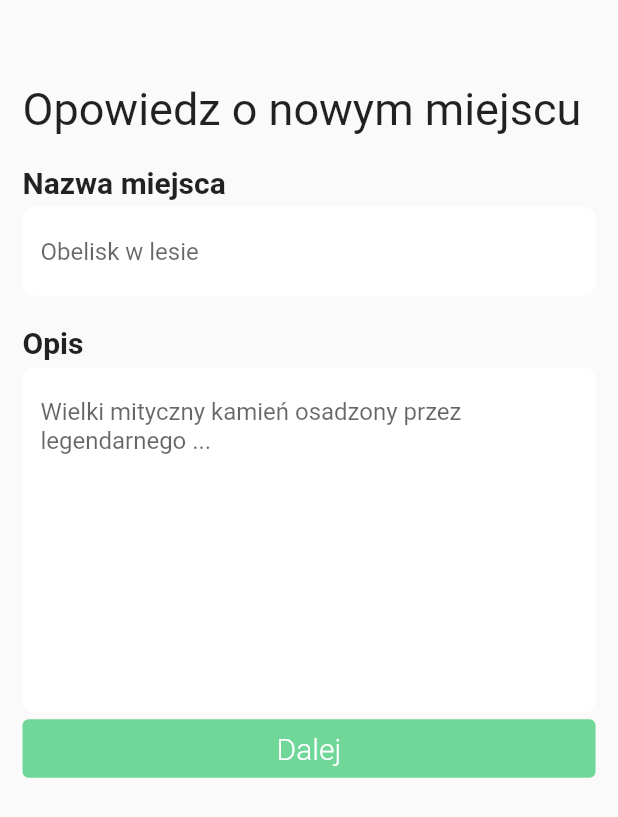
After one commit to kczereczon/ml_ai_tripplanner_flutter_frontend, a Flutter app: the NewPlace screen opened by its route, on a phone screen of 412 x 824 dp. The commit adds this screen. Shown: the top 817 px of the screen. Run offline on Flutter 3.47's test engine with Material 2 defaults, Android fonts, the phone set to English and light mode, and no system bars; our stand-ins replace flutter_dotenv, flutter_secure_storage, geolocator, progress_dialog; missing offline and left inert: dart:ffi, mapbox_gl, mapbox_gl_platform_interface; accounts and stored records are empty.

Commit message:
starting workoing on adding new place

```diff
--- /dev/null
+++ b/lib/screens/places/new.dart
@@ -0,0 +1,260 @@
+import 'dart:convert';
+import 'dart:math';
+
+import 'package:flutter/material.dart';
+import 'package:flutter_dotenv/flutter_dotenv.dart';
+import 'package:geolocator/geolocator.dart';
+import 'package:http/http.dart';
+import 'package:laira/utils/constant.dart';
+import 'package:laira/utils/uses-api.dart';
+import 'package:mapbox_gl/mapbox_gl.dart';
+
+class NewPlace extends StatefulWidget {
+  const NewPlace({Key? key}) : super(key: key);
+
+  @override
+  _NewPlaceState createState() => _NewPlaceState();
+}
+
+class _NewPlaceState extends State<NewPlace> {
+  String name = "";
+  String street = "";
+  String postCode = "";
+  String city = "";
+  String country = "";
+  String state = "";
+
+  final String? token = dotenv.env['MAPBOX_API_KEY'];
+  final String style = 'mapbox://styles/mapbox/streets-v11';
+
+  MapboxMapController? controller = null;
+
+  set lat(double lat) {}
+
+  @override
+  Widget build(BuildContext context) {
+    final PageController controller = PageController(initialPage: 0);
+    return Scaffold(
+        body: PageView(
+      physics: NeverScrollableScrollPhysics(),
+      scrollDirection: Axis.horizontal,
+      controller: controller,
+      children: <Widget>[
+        Padding(
+          padding: const EdgeInsets.all(MARGIN_HOME_LAYOUT),
+          child: Column(
+            crossAxisAlignment: CrossAxisAlignment.start,
+            children: [
+              SizedBox(
+                height: 40,
+              ),
+              Text(
+                "Opowiedz o nowym miejscu",
+                style: TextStyle(fontSize: 30),
+              ),
+              SizedBox(
+                height: 20,
+              ),
+              Text("Nazwa miejsca",
+                  style: TextStyle(fontSize: 20, fontWeight: FontWeight.bold)),
+              SizedBox(
+                height: 5,
+              ),
+              TextField(
+                onChanged: (name) => this.name = name,
+                decoration: InputDecoration(
+                  filled: true,
+                  fillColor: Colors.white,
+                  hintText: "Obelisk w lesie",
+                  border: OutlineInputBorder(
+                    borderRadius: BorderRadius.circular(8),
+                    borderSide: BorderSide(
+                      width: 0,
+                      style: BorderStyle.none,
+                    ),
+                  ),
+                ),
+              ),
+              SizedBox(
+                height: 20,
+              ),
+              Text("Opis",
+                  style: TextStyle(fontSize: 20, fontWeight: FontWeight.bold)),
+              SizedBox(
+                height: 5,
+              ),
+              TextField(
+                onChanged: (name) => this.name = name,
+                maxLines: 10,
+                decoration: InputDecoration(
+                  filled: true,
+                  fillColor: Colors.white,
+                  hintText:
+                      "Wielki mityczny kamień osadzony przez legendarnego ...",
+                  border: OutlineInputBorder(
+                    borderRadius: BorderRadius.circular(8),
+                    borderSide: BorderSide(
+                      width: 0,
+                      style: BorderStyle.none,
+                    ),
+                  ),
+                ),
+              ),
+              SizedBox(
+                width: MediaQuery.of(context).size.width,
+                child: TextButton(
+                    onPressed: () => {
+                          controller.nextPage(
+                              duration: Duration(milliseconds: 100),
+                              curve: Curves.ease),
+                        },
+                    child: Text("Dalej",
+                        style: TextStyle(
+                            color: Colors.white,
+                            fontSize: 20,
+                            fontWeight: FontWeight.w300)),
+                    style: TextButton.styleFrom(
+                      backgroundColor: Color(MAIN_COLOR_ALPHA),
+                    )),
+              ),
+            ],
+          ),
+        ),
+        Padding(
+          padding: const EdgeInsets.all(MARGIN_HOME_LAYOUT),
+          child: Column(
+            crossAxisAlignment: CrossAxisAlignment.start,
+            children: [
+              SizedBox(
+                height: 40,
+              ),
+              Text(
+                "Pokaż nam gdzie ono się znajduje ",
+                style: TextStyle(fontSize: 30),
+              ),
+              SizedBox(
+                height: 20,
+              ),
+              SizedBox(
+                height: 5,
+              ),
+              FutureBuilder<Position>(
+                  future: GeolocatorPlatform.instance.getCurrentPosition(),
+                  builder:
+                      (BuildContext context, AsyncSnapshot<Position> snapshot) {
+                    if (!snapshot.hasData) {
+                      // while data is loading:
+                      return Center(
+                        child: CircularProgressIndicator(),
+                      );
+                    } else {
+                      // data loaded:
+                      final position = snapshot.data;
+                      return Container(
+                        width: MediaQuery.of(context).size.width,
+                        height: 400,
+                        child: MapboxMap(
+                            styleString: style,
+                            accessToken: token,
+                            onMapCreated: (MapboxMapController controller) =>
+                                this.controller = controller,
+                            onMapClick: (Point point, LatLng latLng) async {
+                              double lat = latLng.latitude;
+                              double lon = latLng.longitude;
+                              try {
+                                Response response = await UsesApi.get(
+                                    "/api/places/address/geocode",
+                                    query: {
+                                      "lat": lat.toStringAsFixed(6),
+                                      "lon": lon.toStringAsFixed(6)
+                                    });
+                                Map<String, dynamic> data =
+                                    jsonDecode(response.body);
+                                List<dynamic> features =
+                                    data["response"]["features"];
+                                Map<String, dynamic> address = features[0];
+
+                                setState(() {
+                                  this.street = address['text'] +
+                                      " " +
+                                      address["relevance"].toString();
+                                });
+
+                                for (Map<String, dynamic> object
+                                    in address["context"]) {
+                                  print(object["id"].toString().split(".")[0]);
+                                  setState(() {
+                                    if (object["id"].toString().split(".")[0] ==
+                                        "postcode") {
+                                      this.postCode =
+                                          object["text"].toString().trim();
+                                    }
+                                    if (object["id"].toString().split(".")[0] ==
+                                        "place") {
+                                      this.city =
+                                          object["text"].toString().trim();
+                                    }
+                                    if (object["id"].toString().split(".")[0] ==
+                                        "region") {
+                                      this.state =
+                                          object["text"].toString().trim();
+                                    }
+                                    if (object["id"].toString().split(".")[0] ==
+                                        "country") {
+                                      this.country =
+                                          object["text"].toString().trim();
+                                    }
+                                  });
+                                }
+                              } catch (exception) {
+                                print(exception.toString());
+                              }
+
+                              this.controller!.clearCircles();
+                              this.controller!.addCircle(CircleOptions(
+                                    geometry: latLng,
+                                    circleRadius: 10,
+                                    circleColor: "#70D799",
+                                    circleStrokeColor: "#FFF3F3",
+                                    circleStrokeWidth: 2,
+                                  ));
+                            },
+                            initialCameraPosition: CameraPosition(
+                                zoom: 15,
+                                target: new LatLng(
+                                    position!.latitude, position.longitude))),
+                        decoration: BoxDecoration(
+                            borderRadius: BorderRadius.all(Radius.circular(8))),
+                      );
+                    }
+                  }),
+              Text("Address",
+                  style: TextStyle(fontSize: 20, fontWeight: FontWeight.bold)),
+              Text("$street \n $postCode $city\n $state, $country"),
+              SizedBox(
+                width: MediaQuery.of(context).size.width,
+                child: TextButton(
+                    onPressed: () => {
+                          controller.nextPage(
+                              duration: Duration(milliseconds: 100),
+                              curve: Curves.ease),
+                        },
+                    child: Text("Dalej",
+                        style: TextStyle(
+                            color: Colors.white,
+                            fontSize: 20,
+                            fontWeight: FontWeight.w300)),
+                    style: TextButton.styleFrom(
+                      backgroundColor: Color(MAIN_COLOR_ALPHA),
+                    )),
+              ),
+            ],
+          ),
+        ),
+        Center(
+          child: Text('Third Page'),
+        )
+      ],
+    ));
+  }
+}
```
Also changed, not shown: lib/main.dart (+5 -4 lines), lib/screens/login.dart (+6 -5 lines), lib/utils/uses-api.dart (+5 -3 lines), 1 other file.
